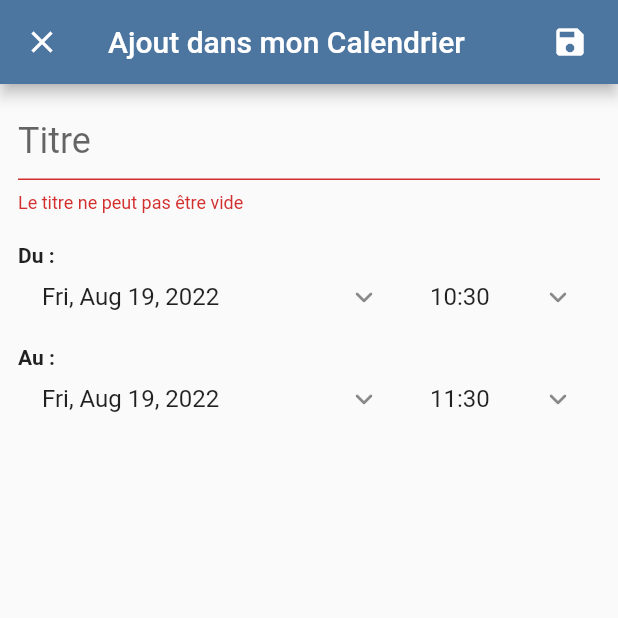
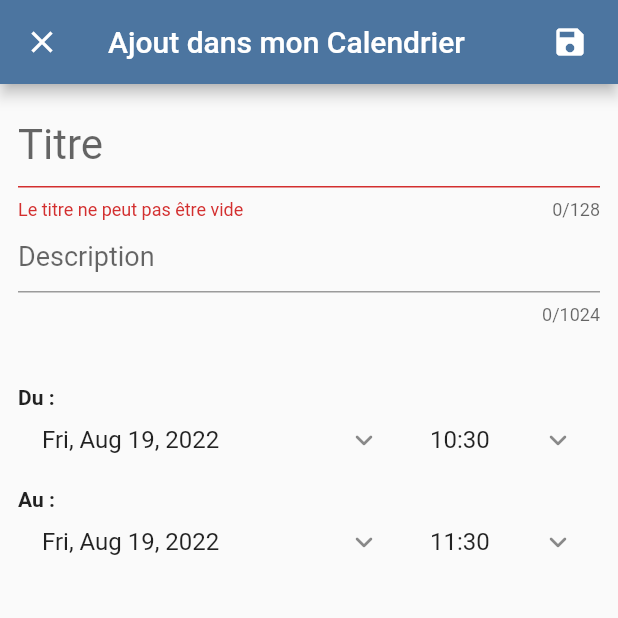
Before and after one commit to 2-SE/AllUni, a Flutter app: the EventEditingPage screen opened directly, after a tap on the "save" icon, on a phone screen of 412 x 824 dp, the top half of it. Run offline on Flutter 3.47's test engine with Material 2 defaults, Android fonts, the light colour scheme and no system bars; our stand-ins replace syncfusion_flutter_calendar.

Commit message:
Completion of the Calendar   - ReWorking on the Viewing an Appointment (with PopUp) and the re-edit event page
To-Do-List the the future development :
  - Fix the Month-Click Problem of Appointment
  - Complete the EditPage with other informations :
    * description
    * color choice
    * add a deadline
    * etc.

 Then, pass to the others parts of the dev (FreeRoomsPage/ProfileView/etc.)

```diff
--- a/lib/Calendars/Calendar.dart
+++ b/lib/Calendars/Calendar.dart
@@ -273,7 +273,7 @@ class _CalendarState extends State<Calendar> {
           ),
         ),
         monthViewSettings: MonthViewSettings(
-          navigationDirection: MonthNavigationDirection.vertical,
+          navigationDirection: MonthNavigationDirection.horizontal,
           //appointmentDisplayMode: MonthAppointmentDisplayMode.appointment,
           appointmentDisplayCount: 4,
           dayFormat: 'EEE',
--- a/lib/Calendars/EventEditingPage.dart
+++ b/lib/Calendars/EventEditingPage.dart
@@ -1,11 +1,14 @@
 import 'package:flutter/material.dart';
-import 'package:navigation_drawer_test/Models/EventModel.dart';
+import 'package:navigation_drawer_test/Calendars/EventViewingPopUp.dart';
+import 'package:navigation_drawer_test/Models/EventsModel.dart';
 import 'package:navigation_drawer_test/Providers/EventProvider.dart';
 import 'package:navigation_drawer_test/Utils/DateHourUtils.dart';
 import 'package:provider/provider.dart';
 
+import '../Utils/HeroDialog.dart';
+
 class EventEditingPage extends StatefulWidget {
-  final Event? event;
+  final PersonalEvent? event;
   const EventEditingPage({
     Key? key,
     this.event,
@@ -18,6 +21,7 @@ class EventEditingPage extends StatefulWidget {
 class _EventEditingPageState extends State<EventEditingPage> {
   final _formKey = GlobalKey<FormState>();
   final titleController = TextEditingController();
+  final descriptionController = TextEditingController();
   late DateTime fromDate;
   late DateTime toDate;
 
@@ -26,10 +30,11 @@ class _EventEditingPageState extends State<EventEditingPage> {
     super.initState();
     if (widget.event == null) {
       fromDate = DateTime.now();
-      toDate = DateTime.now().add(Duration(hours: 1));
+      toDate = DateTime.now().add(const Duration(hours: 1));
     } else {
       final event = widget.event!;
       titleController.text = event.title;
+      descriptionController.text = event.description;
       fromDate = event.fromDate;
       toDate = event.toDate;
     }
@@ -38,6 +43,7 @@ class _EventEditingPageState extends State<EventEditingPage> {
   @override
   void dispose() {
     titleController.dispose();
+    descriptionController.dispose();
     super.dispose();
   }
 
@@ -47,9 +53,10 @@ class _EventEditingPageState extends State<EventEditingPage> {
     Future saveForm() async {
       final isValid = _formKey.currentState!.validate();
       if (isValid) {
-        final event = Event(
+        final event = PersonalEvent(
           title: titleController.text,
-          description: "",
+          description: descriptionController.text,
+          tag: "",
           fromDate: fromDate,
           toDate: toDate,
           isAllDay: false,
@@ -59,11 +66,21 @@ class _EventEditingPageState extends State<EventEditingPage> {
 
         if (isEditing) {
           provider.editEvent(event, widget.event!);
+          Navigator.of(context).pop();
+          Navigator.of(context).pop();
+          Navigator.of(context).push(
+            HeroDialogRoute(
+              builder: (context) => Center(
+                child: EventViewingPopUp(event: event),
+              ),
+            ),
+          );
+          //Navigator.of(context).pop();
         } else {
           provider.addEvent(event);
+          Navigator.of(context).pop();
         }
-
-        Navigator.of(context).pop();
+        //Navigator.of(context).pop();
       }
     }
 
@@ -144,8 +161,10 @@ class _EventEditingPageState extends State<EventEditingPage> {
               onTap: () {
                 saveForm();
               },
-                )),
-          ]),
+            ),
+          ),
+        ],
+      ),
       body: SingleChildScrollView(
         padding: const EdgeInsets.all(12),
         child: Form(
@@ -158,9 +177,11 @@ class _EventEditingPageState extends State<EventEditingPage> {
                   border: UnderlineInputBorder(),
                   hintText: "Titre",
                 ),
-                  style: const TextStyle(fontSize: 24),
+                style: const TextStyle(fontSize: 28),
                 autocorrect: true,
-                  //onFieldSubmitted: (_) {},
+                maxLength: 128,
+                minLines: 1,
+                maxLines: 2,
                 controller: titleController,
                 validator: (String? title) {
                   if (title != null && title.isEmpty) {
@@ -169,6 +190,20 @@ class _EventEditingPageState extends State<EventEditingPage> {
                   return null;
                 },
               ),
+              TextFormField(
+                decoration: const InputDecoration(
+                  border: UnderlineInputBorder(),
+                  hintText: "Description",
+                ),
+                style: const TextStyle(fontSize: 18),
+                autocorrect: true,
+                maxLength: 1024,
+                minLines: 1,
+                maxLines: 8,
+                controller: descriptionController,
+              ),
+              Container(height: 20, color: Colors.transparent),
+              //PersonalEventType(isSelected: 0),
               Container(height: 20, color: Colors.transparent),
               Column(
                 children: [
@@ -230,7 +265,8 @@ class _EventEditingPageState extends State<EventEditingPage> {
               )
             ],
           ),
-          )),
+        ),
+      ),
     );
   }
 }
--- a/lib/Models/EventDataSource.dart
+++ b/lib/Models/EventDataSource.dart
@@ -1,13 +1,13 @@
 import 'package:flutter/material.dart';
-import 'package:navigation_drawer_test/Models/EventModel.dart';
+import 'package:navigation_drawer_test/Models/EventsModel.dart';
 import 'package:syncfusion_flutter_calendar/calendar.dart';
 
 class EventDataSource extends CalendarDataSource {
-  EventDataSource(List<Event> appointments) {
+  EventDataSource(List<PersonalEvent> appointments) {
     this.appointments = appointments;
   }
 
-  Event getEvent(int index) => appointments![index] as Event;
+  PersonalEvent getEvent(int index) => appointments![index] as PersonalEvent;
 
   @override
   String getTitle(int index) => getEvent(index).title;
--- a/lib/Models/EventModel.dart
+++ /dev/null
@@ -1,20 +0,0 @@
-import 'package:flutter/material.dart';
-
-
-class Event {
-  final String title;
-  final String description;
-  final DateTime fromDate;
-  final DateTime toDate;
-  final Color backgroundColor;
-  final bool isAllDay;
-
-  const Event({
-    required this.title,
-    this.description = "",
-    required this.fromDate,
-    required this.toDate,
-    this.backgroundColor = Colors.green,
-    this.isAllDay = false,
-  });
-}
--- a/lib/Providers/EventProvider.dart
+++ b/lib/Providers/EventProvider.dart
@@ -1,22 +1,22 @@
 import 'package:flutter/cupertino.dart';
-import 'package:navigation_drawer_test/Models/EventModel.dart';
+import 'package:navigation_drawer_test/Models/EventsModel.dart';
 
 class EventProvider extends ChangeNotifier {
-  final List<Event> _events = [];
+  final List<PersonalEvent> _events = [];
 
-  List<Event> get events => _events;
+  List<PersonalEvent> get events => _events;
 
-  void addEvent(Event event) {
+  void addEvent(PersonalEvent event) {
     _events.add(event);
     notifyListeners();
   }
 
-  void deleteEvent(Event event) {
+  void deleteEvent(PersonalEvent event) {
     _events.remove(event);
     notifyListeners();
   }
 
-  void editEvent(Event newEvent, Event oldEvent) {
+  void editEvent(PersonalEvent newEvent, PersonalEvent oldEvent) {
     final index = _events.indexOf(oldEvent);
     _events[index] = newEvent;
     notifyListeners();
```
Also changed, not shown: lib/Calendars/EventViewingPopUp.dart (+46 -16 lines), lib/Models/EventsModel.dart (added, +57 -0 lines). Lines whose indentation alone changed are shown as unchanged.
